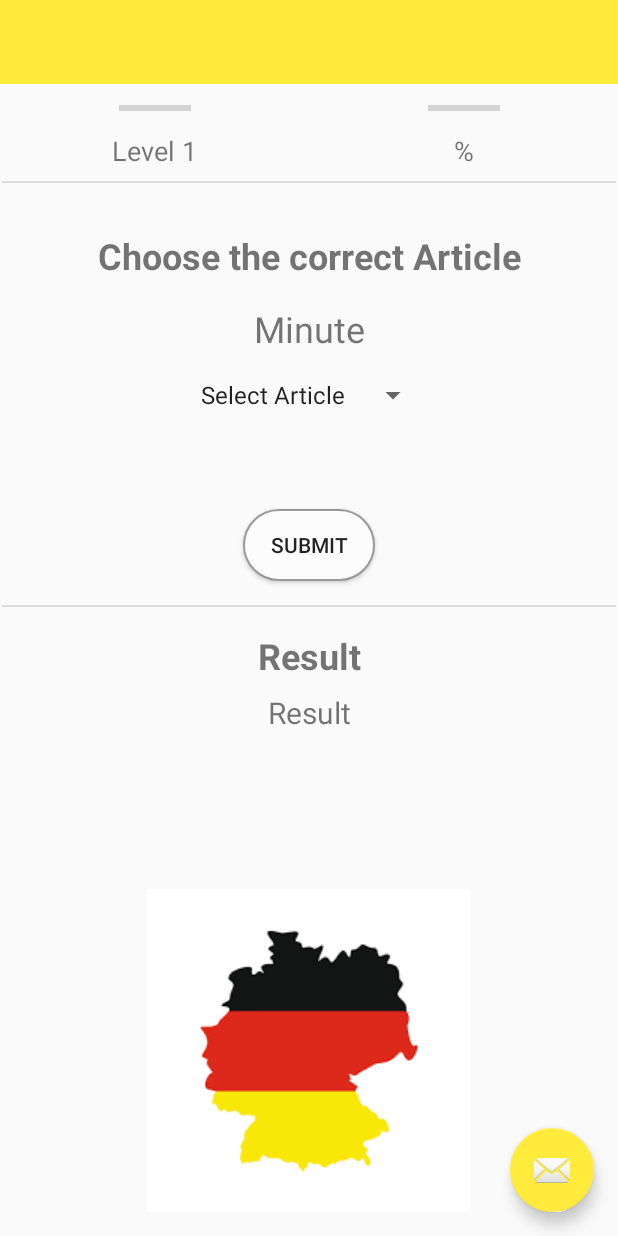
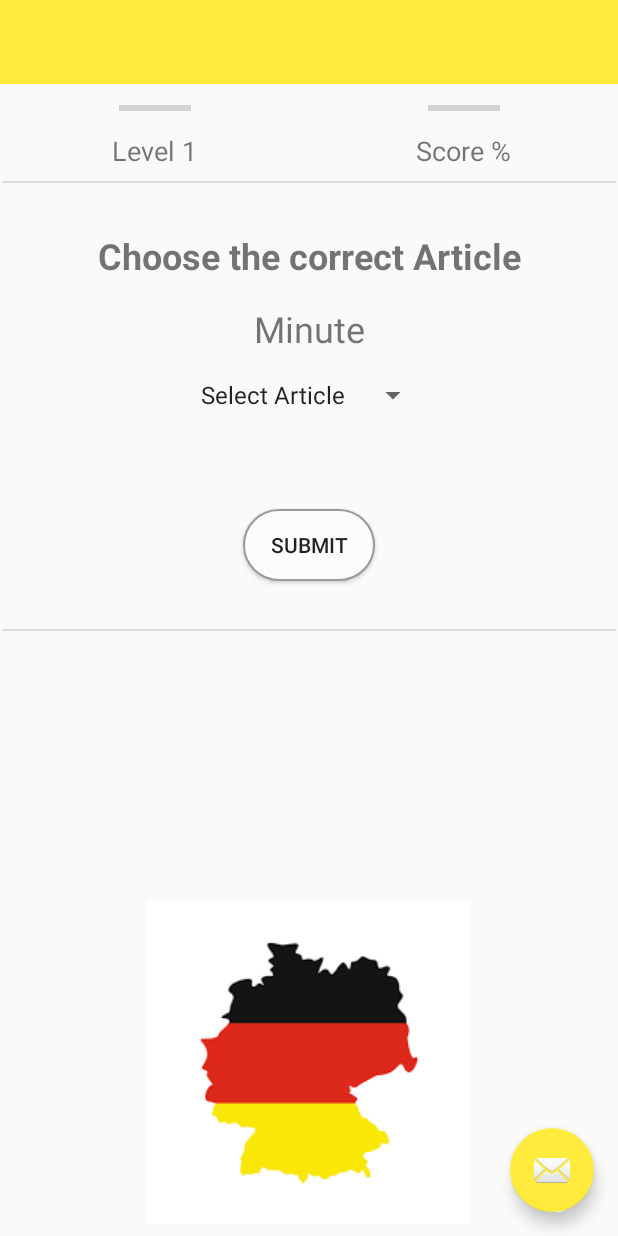
Before and after one commit to lucianodebortoli/GermanArticlesGame, an Android app: the screen it shows after launch (MainActivity), on a phone screen of 412 x 824 dp. Run offline under Robolectric (Android 15) with nearby library versions, the phone set to English and light mode, and no system bars.

Commit message:
released new UI

```diff
--- a/app/src/main/res/layout/activity_main.xml
+++ b/app/src/main/res/layout/activity_main.xml
@@ -60,7 +60,7 @@
             android:layout_width="wrap_content"
             android:layout_height="wrap_content"
             android:layout_marginTop="8dp"
-            android:text="%"
+            android:text="Score %"
             android:textSize="18sp"
             app:layout_constraintEnd_toEndOf="parent"
             app:layout_constraintStart_toStartOf="@+id/guideline"
@@ -83,7 +83,6 @@
             android:layout_height="wrap_content"
             android:layout_marginTop="8dp"
             android:gravity="center"
-            android:text="Result"
             android:textSize="20sp"
             app:layout_constraintEnd_toEndOf="parent"
             app:layout_constraintStart_toStartOf="parent"
@@ -95,7 +94,6 @@
             android:layout_height="wrap_content"
             android:layout_marginTop="16dp"
             android:gravity="center"
-            android:text="Result"
             android:textSize="24sp"
             android:textStyle="bold"
             app:layout_constraintEnd_toEndOf="parent"
@@ -106,7 +104,7 @@
             android:id="@+id/imageView"
             android:layout_width="wrap_content"
             android:layout_height="wrap_content"
-            android:layout_marginBottom="16dp"
+            android:layout_marginBottom="8dp"
             app:layout_constraintBottom_toBottomOf="parent"
             app:layout_constraintEnd_toEndOf="parent"
             app:layout_constraintStart_toStartOf="parent"
@@ -177,7 +175,7 @@
             android:id="@+id/divider2"
             android:layout_width="409dp"
             android:layout_height="1dp"
-            android:layout_marginTop="16dp"
+            android:layout_marginTop="32dp"
             android:background="?android:attr/listDivider"
             app:layout_constraintEnd_toEndOf="parent"
             app:layout_constraintStart_toStartOf="parent"
```
Also changed, not shown: 1 other file.
